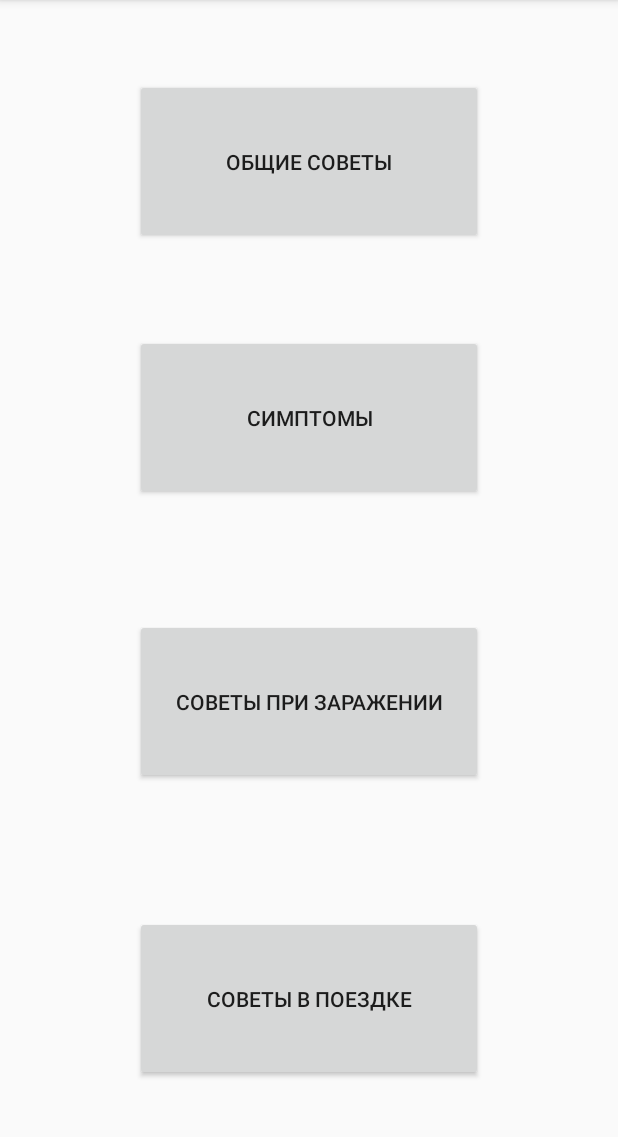
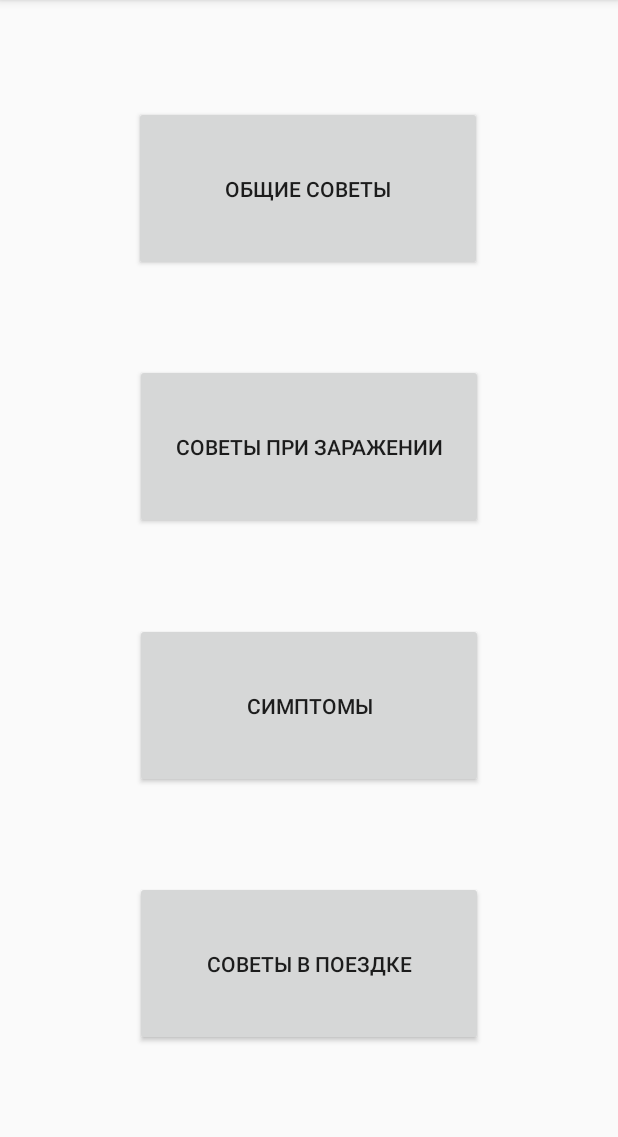
Before and after one commit to olli2017/CoronaNotification, an Android app: the DisplayInfoActivity screen opened directly, with no data from a screen before it, on a phone screen of 412 x 824 dp, the part 84-1221 px from its top. Run offline under Robolectric (Android 15) with nearby library versions, the phone set to English and light mode, and no system bars.

```diff
--- a/MyApplication3/app/src/main/res/layout/activity_display_info.xml
+++ b/MyApplication3/app/src/main/res/layout/activity_display_info.xml
@@ -10,52 +10,55 @@
         android:id="@+id/button4"
         android:layout_width="232dp"
         android:layout_height="110dp"
-        android:layout_marginBottom="64dp"
+        android:layout_marginTop="16dp"
+        android:layout_marginBottom="16dp"
         android:onClick="openSymptomsAdvice"
         android:text="@string/symptoms"
-        app:layout_constraintBottom_toTopOf="@+id/button3"
-        app:layout_constraintEnd_toEndOf="@+id/button3"
+        app:layout_constraintBottom_toTopOf="@+id/button2"
+        app:layout_constraintEnd_toEndOf="parent"
         app:layout_constraintHorizontal_bias="0.5"
-        app:layout_constraintStart_toStartOf="@+id/button3"
-        app:layout_constraintTop_toBottomOf="@+id/button" />
+        app:layout_constraintStart_toStartOf="parent"
+        app:layout_constraintTop_toBottomOf="@+id/button3" />
 
     <Button
         android:id="@+id/button2"
         android:layout_width="232dp"
         android:layout_height="110dp"
-        android:layout_marginTop="73dp"
-        android:layout_marginBottom="32dp"
+        android:layout_marginTop="16dp"
+        android:layout_marginBottom="40dp"
         android:onClick="openTripAdvice"
         android:text="@string/trip_advice"
         app:layout_constraintBottom_toBottomOf="parent"
         app:layout_constraintEnd_toEndOf="parent"
         app:layout_constraintHorizontal_bias="0.5"
         app:layout_constraintStart_toStartOf="parent"
-        app:layout_constraintTop_toBottomOf="@+id/button3" />
+        app:layout_constraintTop_toBottomOf="@+id/button4" />
 
     <Button
         android:id="@+id/button3"
         android:layout_width="232dp"
         android:layout_height="110dp"
+        android:layout_marginTop="16dp"
+        android:layout_marginBottom="16dp"
         android:onClick="openInfectionAdvice"
         android:text="@string/trip_infection"
-        app:layout_constraintBottom_toTopOf="@+id/button2"
-        app:layout_constraintEnd_toEndOf="@+id/button2"
+        app:layout_constraintBottom_toTopOf="@+id/button4"
+        app:layout_constraintEnd_toEndOf="parent"
         app:layout_constraintHorizontal_bias="0.5"
-        app:layout_constraintStart_toStartOf="@+id/button2"
-        app:layout_constraintTop_toBottomOf="@+id/button4" />
+        app:layout_constraintStart_toStartOf="parent"
+        app:layout_constraintTop_toBottomOf="@+id/button" />
 
     <Button
         android:id="@+id/button"
         android:layout_width="232dp"
         android:layout_height="110dp"
-        android:layout_marginTop="37dp"
-        android:layout_marginBottom="46dp"
+        android:layout_marginTop="40dp"
+        android:layout_marginBottom="16dp"
         android:onClick="openCommonAdvice"
         android:text="@string/open_advice"
-        app:layout_constraintBottom_toTopOf="@+id/button4"
-        app:layout_constraintEnd_toEndOf="@+id/button4"
-        app:layout_constraintHorizontal_bias="0.5"
-        app:layout_constraintStart_toStartOf="@+id/button4"
+        app:layout_constraintBottom_toTopOf="@+id/button3"
+        app:layout_constraintEnd_toEndOf="parent"
+        app:layout_constraintHorizontal_bias="0.497"
+        app:layout_constraintStart_toStartOf="parent"
         app:layout_constraintTop_toTopOf="parent" />
 </androidx.constraintlayout.widget.ConstraintLayout>
```
